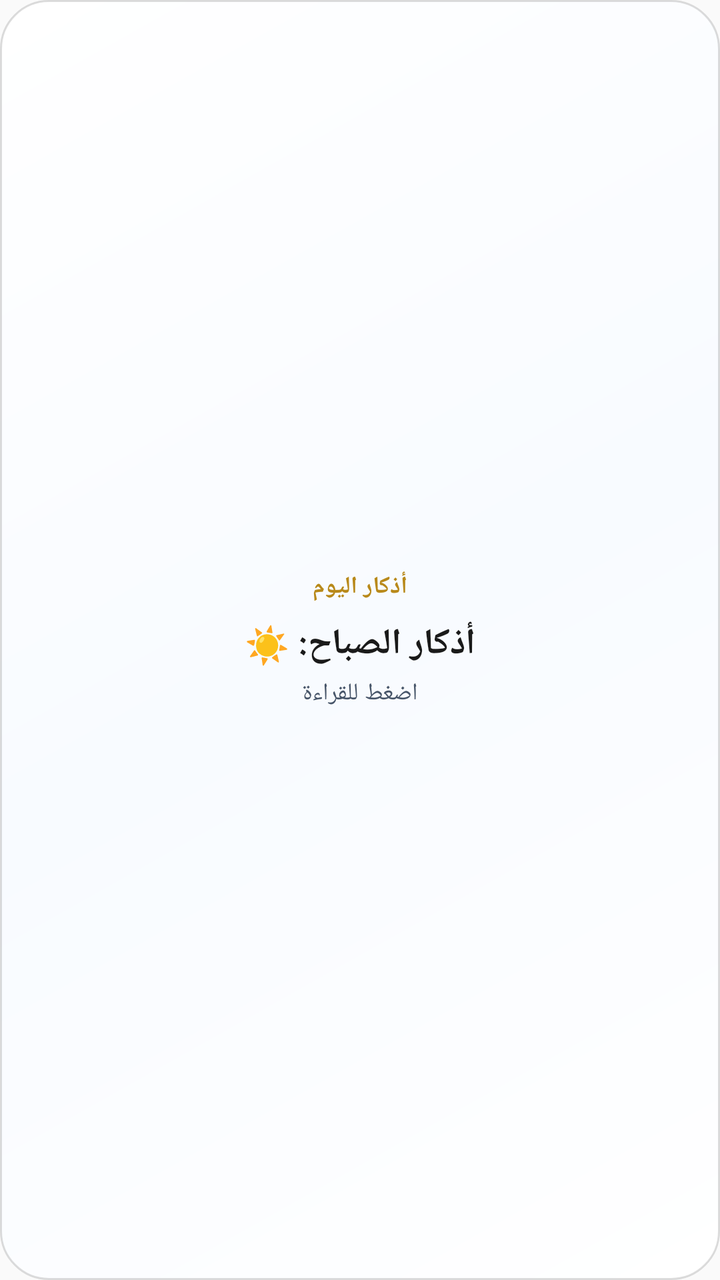
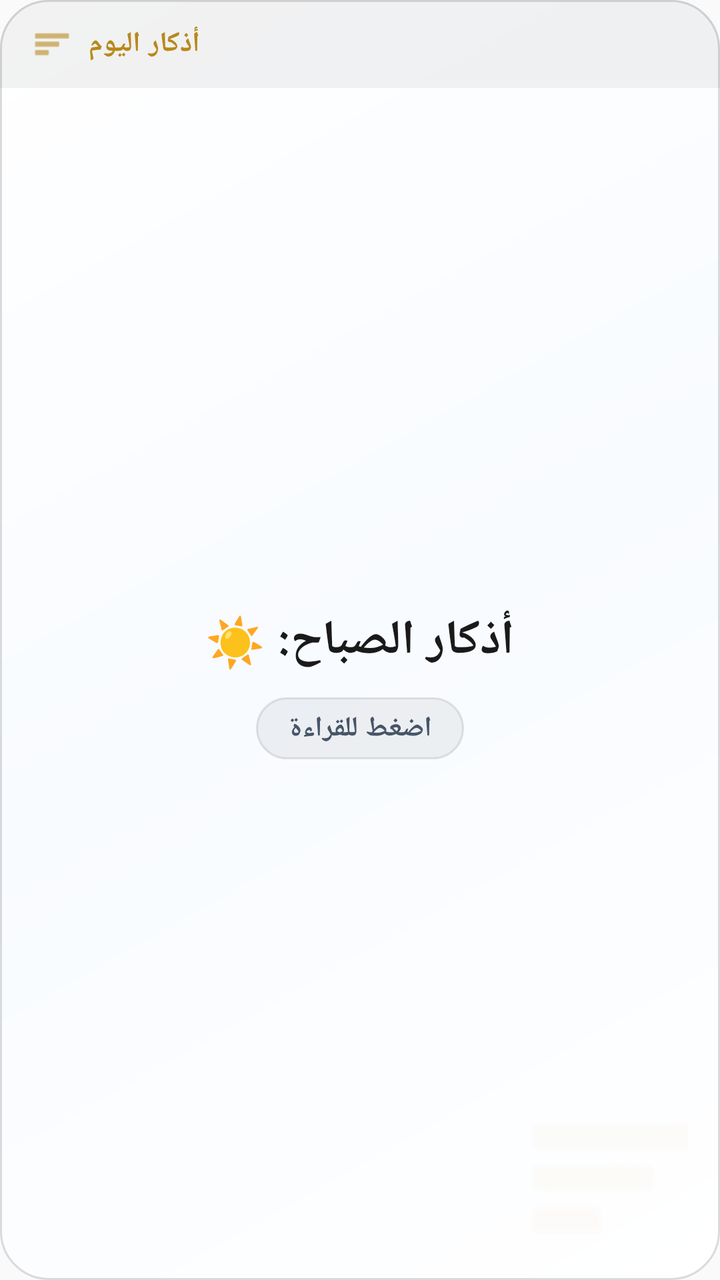

The first picture is an Android layout as it rendered before a commit; the second is the same layout after the commit. The layout source and the unified diff follow.
<!-- AndroidManifest.xml: application theme AppTheme -->
<!-- res/layout/widget_athkar.xml -->
<?xml version="1.0" encoding="utf-8"?>
<RelativeLayout xmlns:android="http://schemas.android.com/apk/res/android"
    android:id="@+id/widget_athkar_root"
    android:layout_width="match_parent"
    android:layout_height="match_parent"
    android:background="@drawable/widget_background_premium"
    android:padding="16dp">

    <LinearLayout
        android:layout_width="match_parent"
        android:layout_height="match_parent"
        android:orientation="vertical"
        android:gravity="center"
        android:layout_centerInParent="true">

        <TextView
            android:id="@+id/athkar_title"
            android:layout_width="wrap_content"
            android:layout_height="wrap_content"
            android:text="أذكار اليوم"
            android:textColor="@color/widget_text_accent"
            android:textSize="12sp"
            android:textStyle="bold"
            android:layout_marginBottom="8dp" />

        <TextView
            android:id="@+id/athkar_status"
            android:layout_width="wrap_content"
            android:layout_height="wrap_content"
            android:text="أذكار الصباح: ☀️"
            android:textColor="@color/widget_text_primary"
            android:textSize="18sp"
            android:textStyle="bold"
            android:layout_marginBottom="4dp" />

        <TextView
            android:id="@+id/athkar_msg"
            android:layout_width="wrap_content"
            android:layout_height="wrap_content"
            android:text="اضغط للقراءة"
            android:textColor="@color/widget_text_secondary"
            android:textSize="12sp" />

    </LinearLayout>
</RelativeLayout>
<!-- resources referenced by this layout -->
<resources>
  <color name="widget_text_accent">#B8891A</color>
  <color name="widget_text_primary">#1A1A1A</color>
  <color name="widget_text_secondary">#475569</color>
  <!-- drawable widget_background_premium (drawable) -->
  <?xml version="1.0" encoding="utf-8"?>
  <shape xmlns:android="http://schemas.android.com/apk/res/android">
      <gradient
          android:angle="135"
          android:startColor="@color/widget_bg_start"
          android:centerColor="@color/widget_bg_center"
          android:endColor="@color/widget_bg_end"
          android:type="linear" />
      <corners android:radius="24dp" />
      <stroke
          android:width="1dp"
          android:color="@color/widget_border" /> 
  </shape>
  <style name="AppTheme" parent="Theme.AppCompat.Light.DarkActionBar">
          
          <item name="colorPrimary">@color/colorPrimary</item>
          <item name="colorPrimaryDark">@color/colorPrimaryDark</item>
          <item name="colorAccent">@color/colorAccent</item>
      </style>
  <color name="widget_bg_start">#FFFFFF</color>
  <color name="widget_bg_center">#F8FBFF</color>
  <color name="widget_bg_end">#FFFFFF</color>
  <color name="widget_border">#22000000</color>
  <color name="colorPrimary">#0B1528</color>
  <color name="colorPrimaryDark">#080F1E</color>
  <color name="colorAccent">#D4A520</color>
</resources>

<!-- the commit's change to res/layout/widget_athkar.xml (unified diff, before → after) -->
@@ -1,45 +1,93 @@
 <?xml version="1.0" encoding="utf-8"?>
-<RelativeLayout xmlns:android="http://schemas.android.com/apk/res/android"
+<LinearLayout xmlns:android="http://schemas.android.com/apk/res/android"
     android:id="@+id/widget_athkar_root"
     android:layout_width="match_parent"
     android:layout_height="match_parent"
     android:background="@drawable/widget_background_premium"
-    android:padding="16dp">
+    android:orientation="vertical">
 
-    <LinearLayout
+    
+    <RelativeLayout
         android:layout_width="match_parent"
-        android:layout_height="match_parent"
-        android:orientation="vertical"
-        android:gravity="center"
-        android:layout_centerInParent="true">
+        android:layout_height="wrap_content"
+        android:background="@drawable/widget_header_bg"
+        android:paddingStart="16dp"
+        android:paddingEnd="16dp"
+        android:paddingTop="12dp"
+        android:paddingBottom="12dp">
+
+        <ImageView
+            android:id="@+id/widget_header_icon"
+            android:layout_width="20dp"
+            android:layout_height="20dp"
+            android:layout_alignParentStart="true"
+            android:layout_centerVertical="true"
+            android:src="@android:drawable/ic_menu_sort_by_size"
+            android:tint="@color/widget_text_accent" />
 
         <TextView
             android:id="@+id/athkar_title"
             android:layout_width="wrap_content"
             android:layout_height="wrap_content"
+            android:layout_centerVertical="true"
+            android:layout_marginStart="8dp"
+            android:layout_toEndOf="@id/widget_header_icon"
+            android:letterSpacing="0.05"
             android:text="أذكار اليوم"
             android:textColor="@color/widget_text_accent"
-            android:textSize="12sp"
-            android:textStyle="bold"
-            android:layout_marginBottom="8dp" />
+            android:textSize="14sp"
+            android:textStyle="bold" />
+    </RelativeLayout>
 
-        <TextView
-            android:id="@+id/athkar_status"
-            android:layout_width="wrap_content"
-            android:layout_height="wrap_content"
-            android:text="أذكار الصباح: ☀️"
-            android:textColor="@color/widget_text_primary"
-            android:textSize="18sp"
-            android:textStyle="bold"
-            android:layout_marginBottom="4dp" />
+    
+    <RelativeLayout
+        android:layout_width="match_parent"
+        android:layout_height="match_parent"
+        android:padding="16dp">
 
-        <TextView
-            android:id="@+id/athkar_msg"
-            android:layout_width="wrap_content"
-            android:layout_height="wrap_content"
-            android:text="اضغط للقراءة"
-            android:textColor="@color/widget_text_secondary"
-            android:textSize="12sp" />
+        
+        <ImageView
+            android:id="@+id/widget_ic_bg"
+            android:layout_width="100dp"
+            android:layout_height="100dp"
+            android:layout_alignParentEnd="true"
+            android:layout_alignParentBottom="true"
+            android:layout_marginEnd="-15dp"
+            android:layout_marginBottom="-15dp"
+            android:alpha="0.05"
+            android:src="@android:drawable/ic_menu_sort_by_size"
+            android:tint="@color/widget_text_accent" />
 
-    </LinearLayout>
-</RelativeLayout>
+        <LinearLayout
+            android:layout_width="match_parent"
+            android:layout_height="match_parent"
+            android:gravity="center"
+            android:orientation="vertical">
+
+            <TextView
+                android:id="@+id/athkar_status"
+                android:layout_width="wrap_content"
+                android:layout_height="wrap_content"
+                android:text="أذكار الصباح: ☀️"
+                android:textColor="@color/widget_text_primary"
+                android:textSize="24sp"
+                android:textStyle="bold" />
+
+            <TextView
+                android:id="@+id/athkar_msg"
+                android:layout_width="wrap_content"
+                android:layout_height="wrap_content"
+                android:layout_marginTop="12dp"
+                android:background="@drawable/widget_badge_bg"
+                android:paddingStart="16dp"
+                android:paddingTop="6dp"
+                android:paddingEnd="16dp"
+                android:paddingBottom="6dp"
+                android:text="اضغط للقراءة"
+                android:textColor="@color/widget_text_secondary"
+                android:textSize="14sp"
+                android:textStyle="bold" />
+
+        </LinearLayout>
+    </RelativeLayout>
+</LinearLayout>
<!-- resource entries referenced after the edit -->
@@ -17,6 +17,19 @@
           android:width="1dp"
           android:color="@color/widget_border" /> 
   </shape>
+  <!-- drawable widget_badge_bg (drawable) -->
+  <?xml version="1.0" encoding="utf-8"?>
+  <shape xmlns:android="http://schemas.android.com/apk/res/android">
+      <solid android:color="@color/widget_header_bg" />
+      <corners android:radius="16dp" />
+      <stroke android:width="1dp" android:color="@color/widget_divider" />
+  </shape>
+  <!-- drawable widget_header_bg (drawable) -->
+  <?xml version="1.0" encoding="utf-8"?>
+  <shape xmlns:android="http://schemas.android.com/apk/res/android">
+      <solid android:color="@color/widget_header_bg" />
+      <corners android:topLeftRadius="24dp" android:topRightRadius="24dp" />
+  </shape>
   <style name="AppTheme" parent="Theme.AppCompat.Light.DarkActionBar">
           
           <item name="colorPrimary">@color/colorPrimary</item>
@@ -27,6 +40,8 @@
   <color name="widget_bg_center">#F8FBFF</color>
   <color name="widget_bg_end">#FFFFFF</color>
   <color name="widget_border">#22000000</color>
+  <color name="widget_header_bg">#0D000000</color>
+  <color name="widget_divider">#1A000000</color>
   <color name="colorPrimary">#0B1528</color>
   <color name="colorPrimaryDark">#080F1E</color>
   <color name="colorAccent">#D4A520</color>
